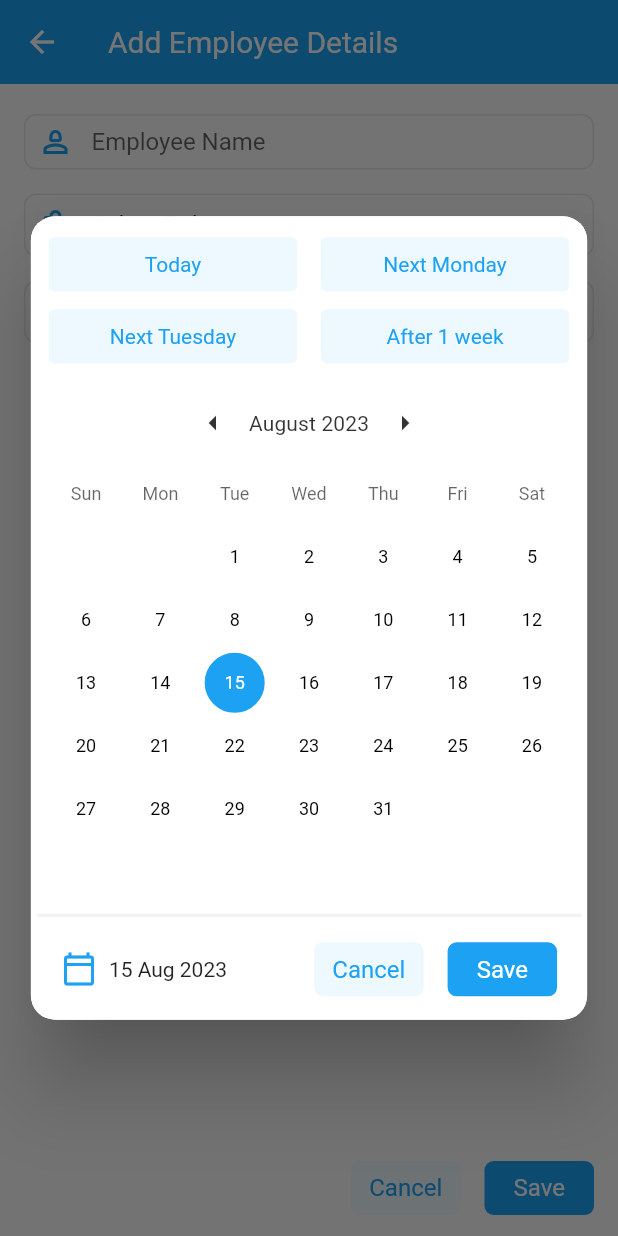
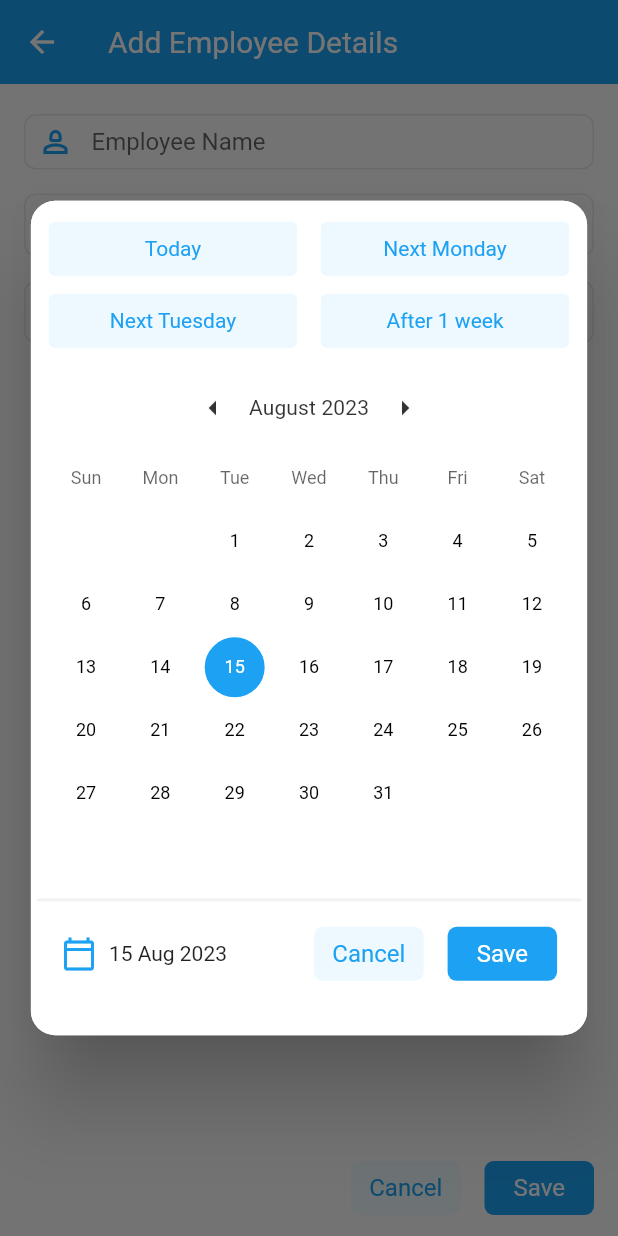
Before and after one commit to Ankan1998/employee-tracker-app, a Flutter app: the AddEditPage screen opened directly, after a tap on "Today", on a phone screen of 412 x 824 dp. Run offline on Flutter 3.47's test engine with Material 2 defaults, Android fonts, the phone set to English and light mode, and no system bars; our stand-ins replace bloc, flutter_bloc, flutter_svg, sqflite; missing offline and left inert: group_list_view; accounts and stored records are empty.

Commit message:
minor Ui change

```diff
--- a/lib/pages/add_edit_page/widgets/custom_date_picker_main_modal_widget.dart
+++ b/lib/pages/add_edit_page/widgets/custom_date_picker_main_modal_widget.dart
@@ -54,8 +54,7 @@ class CustomDatePickerMainModalWidget extends StatelessWidget {
   }
 }
 
-void _showDialogPopup(BuildContext context, DateCubit calendarCubit,
-    bool isEndDateWidget, DateTime selectedDate) {
+void _showDialogPopup(BuildContext context, DateCubit calendarCubit, bool isEndDateWidget, DateTime selectedDate) {
   showDialog(
     context: context,
     builder: (BuildContext context) {
@@ -67,17 +66,14 @@ void _showDialogPopup(BuildContext context, DateCubit calendarCubit,
         insetPadding: EdgeInsets.zero,
         child: Container(
           width: MediaQuery.of(context).size.width * 0.90,
-          height: isEndDateWidget
-              ? MediaQuery.of(context).size.height * 0.6
-              : MediaQuery.of(context).size.height * 0.65,
+          height: isEndDateWidget ? MediaQuery.of(context).size.height * 0.6 : MediaQuery.of(context).size.height * 0.675,
           decoration: BoxDecoration(
             borderRadius: BorderRadius.circular(16),
             color: Colors.white,
           ),
           padding: const EdgeInsets.symmetric(horizontal: 4),
           child: CustomCalendarDatePicker(
-            initialDate:
-                selectedDate == DateTime(1980) ? DateTime.now() : selectedDate,
+            initialDate: selectedDate == DateTime(1980) ? DateTime.now() : selectedDate,
             firstDate: DateTime(1980),
             lastDate: DateTime(2090),
             onDateChanged: (DateTime value) {
```
